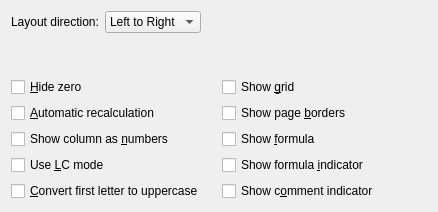
Qt form sheets/part/dialogs/SheetPropertiesWidget.ui (KDE/calligra) before a commit.
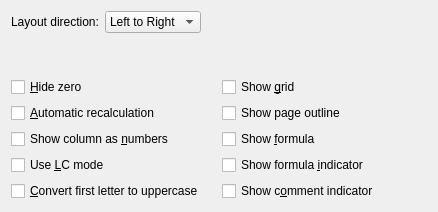
The same form after that commit. Custom widgets are drawn as their Qt base class.

Commit message: Page Borders renamed to Page Outline in Calligra Sheets

What changed in the file:
```diff
--- a/sheets/part/dialogs/SheetPropertiesWidget.ui
+++ b/sheets/part/dialogs/SheetPropertiesWidget.ui
@@ -128,8 +128,8 @@
        <property name="whatsThis" >
         <string>If you check this option, the page borders will be drawn on your current sheet. Per default the page borders are not displayed. It is useful to see the page borders if you want to print your sheet.</string>
        </property>
-       <property name="text" >
-        <string>Show page &amp;borders</string>
+       <property name="text">
+        <string>Show page outline</string>
        </property>
       </widget>
      </item>
```
Left out of the diff: 133 changed lines with no effect on the pictures. The commit also changes 22 other files.
